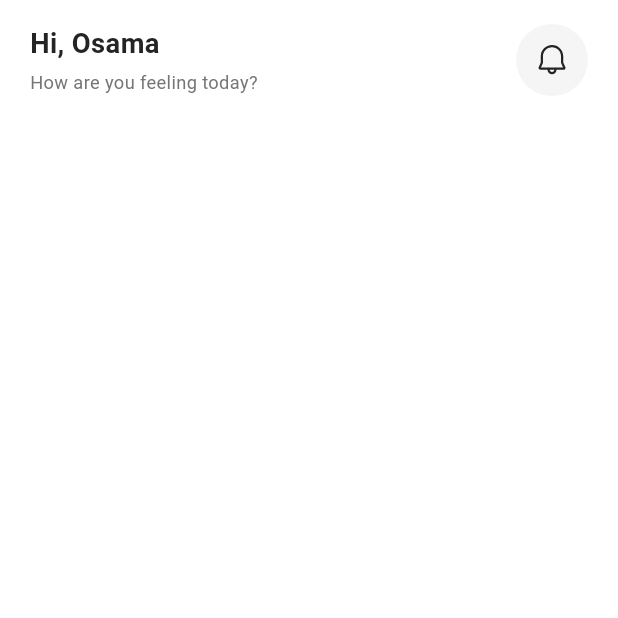
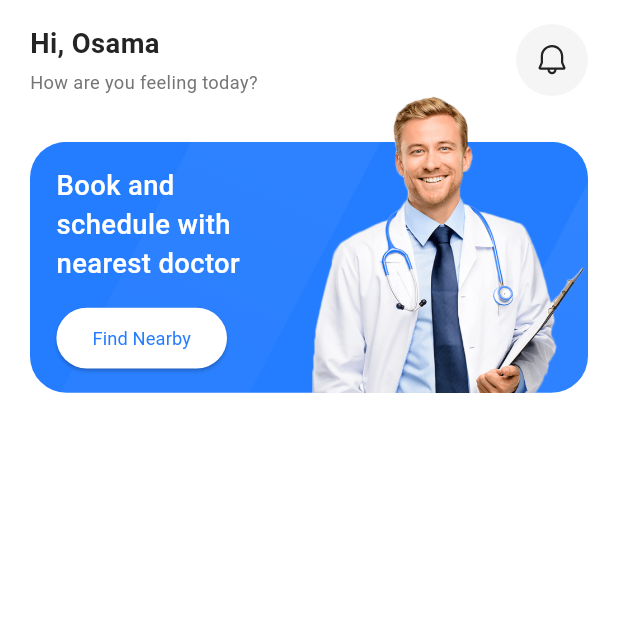
Before and after one commit to OsamaHamad123/flutter_advanced_course, a Flutter app: the HomeScreen screen opened by its route, on a phone screen of 412 x 824 dp, the top half of it. Run offline on Flutter 3.47's test engine with Material 3 defaults, Android fonts, the phone set to English and light mode, and no system bars; our stand-ins replace bloc, dio, firebase_core, flutter_bloc, flutter_screenutil, flutter_svg and 4 more; accounts and stored records are empty; generated files the repository leaves out were written again.

Commit message:
-added some text styles -added home blue container ui

```diff
--- a/lib/core/theming/styles.dart
+++ b/lib/core/theming/styles.dart
@@ -86,4 +86,14 @@
     fontWeight: FontWeightHelper.regular,
     color: ColorsManegar.grey,
   );
+  static final TextStyle font18WhiteMedium = TextStyle(
+    fontSize: 18.sp,
+    fontWeight: FontWeightHelper.medium,
+    color: ColorsManegar.white,
+  );
+  static final TextStyle font12bluekRegular = TextStyle(
+    fontSize: 12.sp,
+    fontWeight: FontWeightHelper.regular,
+    color: ColorsManegar.mainBlue,
+  );
 }
--- a/lib/features/home/ui/views/home_screen.dart
+++ b/lib/features/home/ui/views/home_screen.dart
@@ -1,3 +1,4 @@
+import 'package:doc_doc_app/features/home/ui/views/widgets/doctors_blue_container.dart';
 import 'package:doc_doc_app/features/home/ui/views/widgets/home_top_bar.dart';
 import 'package:flutter/material.dart';
 
@@ -15,7 +16,7 @@
 
           child: Column(
             crossAxisAlignment: CrossAxisAlignment.start,
-            children: [const HomeTopBar()],
+            children: [const HomeTopBar(), const DoctorsBlueContainer()],
           ),
         ),
       ),
--- /dev/null
+++ b/lib/features/home/ui/views/widgets/doctors_blue_container.dart
@@ -0,0 +1,67 @@
+import 'package:doc_doc_app/core/helpers/spacing.dart';
+import 'package:doc_doc_app/core/theming/styles.dart';
+import 'package:flutter/material.dart';
+import 'package:flutter_screenutil/flutter_screenutil.dart';
+
+class DoctorsBlueContainer extends StatelessWidget {
+  const DoctorsBlueContainer({super.key});
+
+  @override
+  Widget build(BuildContext context) {
+    return SizedBox(
+      height: 195.h,
+      child: Stack(
+        alignment: Alignment.bottomCenter,
+        children: [
+          Container(
+            width: double.infinity,
+            height: 165.h,
+            padding: EdgeInsets.symmetric(horizontal: 16.w, vertical: 16.h),
+
+            decoration: BoxDecoration(
+              borderRadius: BorderRadius.circular(24.r),
+              image: const DecorationImage(
+                image: AssetImage('assets/images/home_view_battern.png'),
+                fit: BoxFit.cover,
+              ),
+            ),
+            child: Column(
+              crossAxisAlignment: CrossAxisAlignment.start,
+              children: [
+                Text(
+                  'Book and \nschedule with \nnearest doctor',
+                  style: AppTextStyle.font18WhiteMedium,
+                  textAlign: TextAlign.start,
+                ),
+                verticalSpace(16.h),
+                Expanded(
+                  child: ElevatedButton(
+                    onPressed: () {},
+                    style: ElevatedButton.styleFrom(
+                      backgroundColor: Colors.white,
+                      shape: RoundedRectangleBorder(
+                        borderRadius: BorderRadius.circular(48.r),
+                      ),
+                    ),
+                    child: Text(
+                      'Find Nearby',
+                      style: AppTextStyle.font12bluekRegular,
+                    ),
+                  ),
+                ),
+              ],
+            ),
+          ),
+          Positioned(
+            right: 2.w,
+            top: 0,
+            child: Image.asset(
+              'assets/images/doctor_image_male.png',
+              height: 200.h,
+            ),
+          ),
+        ],
+      ),
+    );
+  }
+}
```
Also changed, not shown: assets/images/doctor_image_female.png (added), assets/images/doctor_image_male.png (added), assets/images/home_view_battern.png (added).
